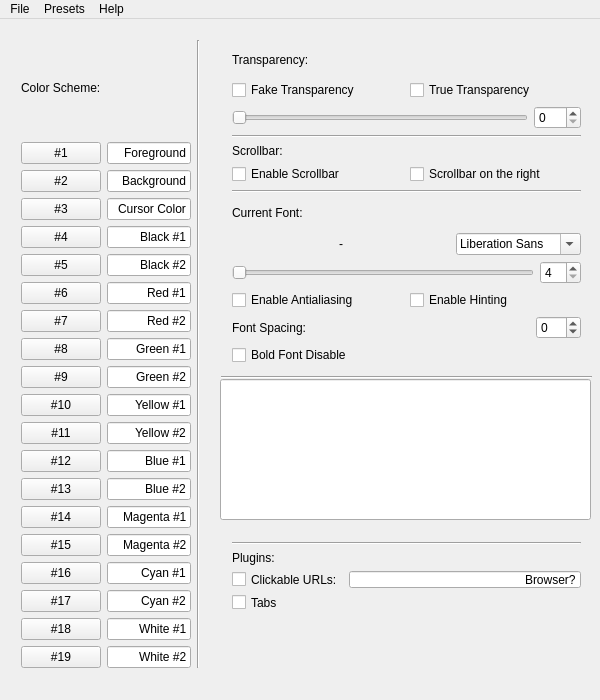
daedreth/URXVTConfig, file source/urxvtconfig.ui: the form before one commit.
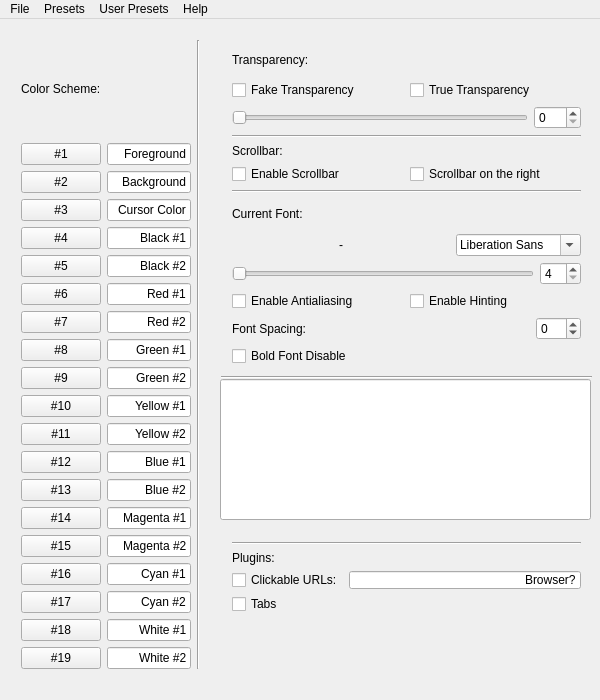
The form after the commit.

Commit message: adding user presets prototype

Diff of the .ui file:
```diff
--- a/source/urxvtconfig.ui
+++ b/source/urxvtconfig.ui
@@ -297,7 +297,7 @@
       <x>10</x>
       <y>10</y>
       <width>201</width>
-      <height>650</height>
+      <height>651</height>
      </rect>
     </property>
     <layout class="QHBoxLayout" name="horizontalLayout_26">
@@ -730,7 +730,7 @@
       <x>221</x>
       <y>512</y>
       <width>371</width>
-      <height>91</height>
+      <height>93</height>
      </rect>
     </property>
     <layout class="QGridLayout" name="gridLayout_3">
@@ -806,7 +806,7 @@
       <x>221</x>
       <y>15</y>
       <width>371</width>
-      <height>342</height>
+      <height>343</height>
      </rect>
     </property>
     <layout class="QGridLayout" name="gridLayout_4">
@@ -1061,7 +1061,7 @@
      <x>0</x>
      <y>0</y>
      <width>600</width>
-     <height>22</height>
+     <height>25</height>
     </rect>
    </property>
    <widget class="QMenu" name="menuFile">
@@ -1168,8 +1168,16 @@
     <addaction name="menuOcean"/>
     <addaction name="menuParaiso"/>
    </widget>
+   <widget class="QMenu" name="menuUser_Presets">
+    <property name="title">
+     <string>User Presets</string>
+    </property>
+    <addaction name="actionChoose_Prese"/>
+    <addaction name="actionSave_Preset"/>
+   </widget>
    <addaction name="menuFile"/>
    <addaction name="menuPresets"/>
+   <addaction name="menuUser_Presets"/>
    <addaction name="menuHelp"/>
   </widget>
   <action name="actionNew">
```
Left out of the diff: 10 changed lines with no effect on the pictures. The commit also changes 8 other files.
